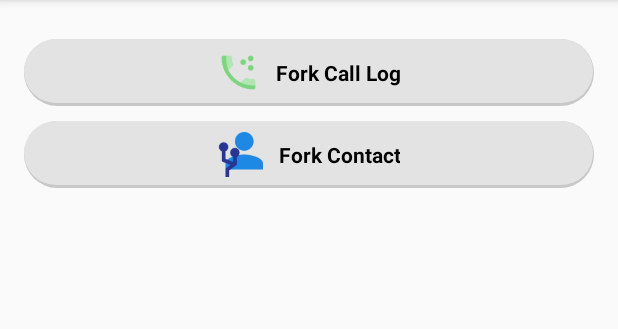
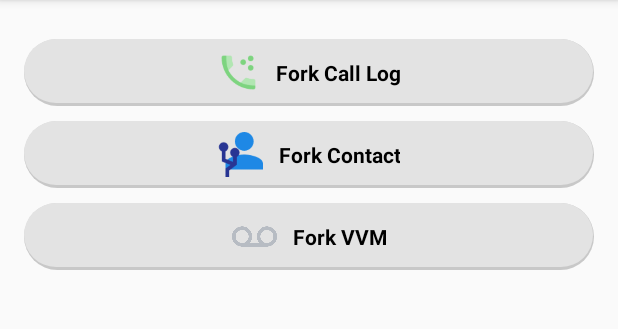
Before and after one commit to AaronVon/Dolly, an Android app: the screen it shows after launch (MainActivity), on a phone screen of 412 x 824 dp, the part 84-413 px from its top. Run offline under Robolectric (Android 15) with nearby library versions, the phone set to English and light mode, and no system bars.

Commit message:
Feature: Fork VVM.
Signed-off-by: Aaron <pioneervon@gmail.com>

```diff
--- a/app/src/main/java/com/pioneer/aaron/dolly/MainActivity.java
+++ b/app/src/main/java/com/pioneer/aaron/dolly/MainActivity.java
@@ -8,6 +8,7 @@ import android.view.View;
 import com.pioneer.aaron.dolly.fork.DataBaseOperator;
 import com.pioneer.aaron.dolly.fork.calllog.ForkCallLogActivity;
 import com.pioneer.aaron.dolly.fork.calllog.ForkCallLogData;
+import com.pioneer.aaron.dolly.fork.calllog.ForkVvmActivity;
 import com.pioneer.aaron.dolly.fork.contacts.ForkContactsActivity;
 
 import java.util.HashMap;
@@ -16,6 +17,7 @@ public class MainActivity extends AppCompatActivity implements IMainContract.Vie
 
     private View mForkCallLogButton;
     private View mForkContactButton;
+    private View mForkVvmButton;
 
     private IMainContract.Presenter mPresenter;
 
@@ -27,9 +29,11 @@ public class MainActivity extends AppCompatActivity implements IMainContract.Vie
 
         mForkCallLogButton = (View) findViewById(R.id.fork_call_log_btn);
         mForkContactButton = (View) findViewById(R.id.fork_contact_btn);
+        mForkVvmButton = (View) findViewById(R.id.fork_vvm_btn);
         mForkCallLogButton.setOnClickListener(mOnClickListener);
         mForkCallLogButton.setOnLongClickListener(mOnLongClickListener);
         mForkContactButton.setOnClickListener(mOnClickListener);
+        mForkVvmButton.setOnClickListener(mOnClickListener);
     }
 
     @Override
@@ -48,6 +52,10 @@ public class MainActivity extends AppCompatActivity implements IMainContract.Vie
             case R.id.fork_contact_btn:
                 Intent forkContactIntent = new Intent(MainActivity.this, ForkContactsActivity.class);
                 startActivity(forkContactIntent);
+                break;
+            case R.id.fork_vvm_btn:
+                Intent forkVvmIntent = new Intent(MainActivity.this, ForkVvmActivity.class);
+                startActivity(forkVvmIntent);
                 break;
             default:
                 break;
--- a/app/src/main/java/com/pioneer/aaron/dolly/fork/calllog/ForkCallLogActivity.java
+++ b/app/src/main/java/com/pioneer/aaron/dolly/fork/calllog/ForkCallLogActivity.java
@@ -6,10 +6,7 @@ import android.provider.CallLog;
 import android.support.annotation.NonNull;
 import android.support.annotation.Nullable;
 import android.support.design.widget.Snackbar;
-import android.support.v7.app.AppCompatActivity;
 import android.text.TextUtils;
-import android.transition.Slide;
-import android.transition.TransitionInflater;
 import android.view.Menu;
 import android.view.MenuItem;
 import android.view.View;
@@ -22,7 +19,6 @@ import android.widget.RadioGroup;
 
 import com.pioneer.aaron.dolly.R;
 import com.pioneer.aaron.dolly.fork.DataBaseOperator;
-import com.pioneer.aaron.dolly.utils.Matrix;
 import com.pioneer.aaron.dolly.utils.PermissionChecker;
 
 import java.util.HashMap;
@@ -154,7 +150,6 @@ public class ForkCallLogActivity extends SwipeBackActivity implements IForkCallL
             case R.id.start_fork_calllog_btn:
                 startForkCallLogs();
                 break;
-
             default:
                 break;
         }
--- a/app/src/main/java/com/pioneer/aaron/dolly/fork/calllog/ForkCallLogData.java
+++ b/app/src/main/java/com/pioneer/aaron/dolly/fork/calllog/ForkCallLogData.java
@@ -44,11 +44,7 @@ public class ForkCallLogData {
     }
 
     public void setPhoneNum(String phoneNum) {
-        if (TextUtils.isEmpty(phoneNum)) {
-            mPhoneNum = Matrix.getRandomPhoneNum();
-        } else {
-            mPhoneNum = phoneNum;
-        }
+        mPhoneNum = phoneNum;
     }
 
     public void setType(int type) {
--- a/app/src/main/java/com/pioneer/aaron/dolly/fork/calllog/IForkCallLogContract.java
+++ b/app/src/main/java/com/pioneer/aaron/dolly/fork/calllog/IForkCallLogContract.java
@@ -23,6 +23,8 @@ public interface IForkCallLogContract {
         void forkRandomCallLogs(Context context, int quantity);
 
         void forkSpecifiedCallLog(Context context, ForkCallLogData data);
+
+        void forkVvmCallLog(Context context, String phoneNumber);
     }
 
 }
--- a/app/src/main/res/layout/activity_main.xml
+++ b/app/src/main/res/layout/activity_main.xml
@@ -57,6 +57,25 @@
 
             </LinearLayout>
 
+            <LinearLayout
+                android:id="@+id/fork_vvm_btn"
+                style="@style/fork_btn_style">
+                <ImageView
+                    android:layout_width="30dp"
+                    android:layout_height="30dp"
+                    android:contentDescription="@null"
+                    android:src="@drawable/voicemail"/>
+
+                <TextView
+                    android:layout_width="wrap_content"
+                    android:layout_height="wrap_content"
+                    android:layout_marginStart="@dimen/fork_image_btn"
+                    android:gravity="center"
+                    android:text="@string/fork_vvm_btn"
+                    android:textColor="@android:color/black"
+                    android:textStyle="bold"/>
+            </LinearLayout>
+
         </LinearLayout>
 
     </RelativeLayout>
--- a/app/src/main/res/values/dimens.xml
+++ b/app/src/main/res/values/dimens.xml
@@ -7,4 +7,8 @@
     <dimen name="fork_btn_width">30dp</dimen>
     <dimen name="fork_btn_height">30dp</dimen>
     <dimen name="fork_image_btn">10dp</dimen>
+
+    <dimen name="vvm_width">26.7dp</dimen>
+    <dimen name="vvm_height">12dp</dimen>
+    <dimen name="divider_view_height">1dp</dimen>
 </resources>
--- a/app/src/main/res/values/strings.xml
+++ b/app/src/main/res/values/strings.xml
@@ -2,7 +2,8 @@
     <string name="app_name">Forks</string>
     <string name="fork_calllog_btn">Fork Call Log</string>
     <string name="fork_contact_btn">Fork Contact</string>
-    <string name="calllog_number_hint">Specify a number or leave empty for random number</string>
+    <string name="fork_vvm_btn">Fork  VVM</string>
+    <string name="calllog_number_hint">Specify a number</string>
     <string name="calllog_quantity_hint">Call log quantity you desire</string>
 
     <!-- call log radio buttons -->
```
Also changed, not shown: app/src/main/AndroidManifest.xml (+7 -0 lines), app/src/main/java/com/pioneer/aaron/dolly/fork/ForkService.java (+11 -0 lines), app/src/main/java/com/pioneer/aaron/dolly/fork/ForkTask.java (+61 -0 lines), app/src/main/java/com/pioneer/aaron/dolly/fork/calllog/ForkCallLogPresenter.java (+7 -0 lines), app/src/main/java/com/pioneer/aaron/dolly/fork/calllog/ForkVvmActivity.java (added, +58 -0 lines), app/src/main/res/layout/activity_forkvvm.xml (added, +26 -0 lines), app/src/main/res/layout/call_log_number_input_layout.xml (added, +19 -0 lines), app/src/main/res/drawable/voicemail.png (added), 3 other files.
